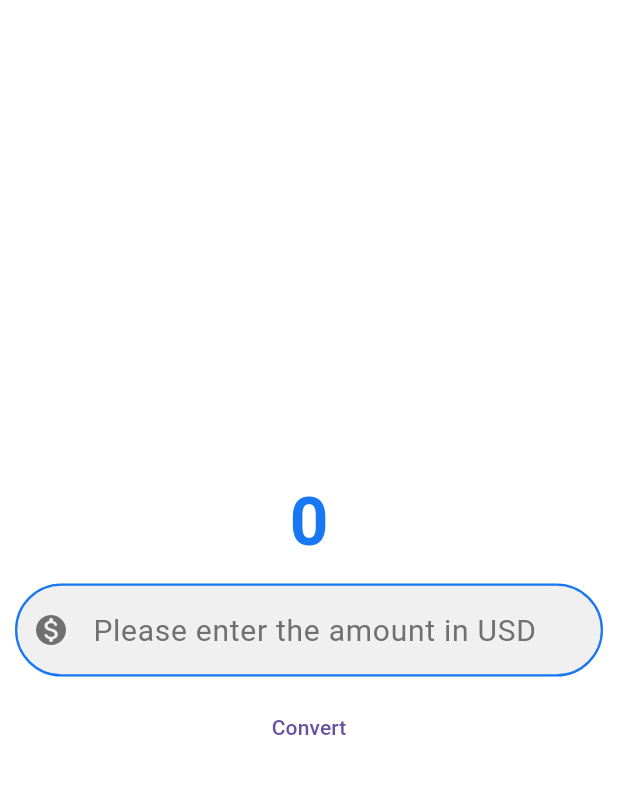
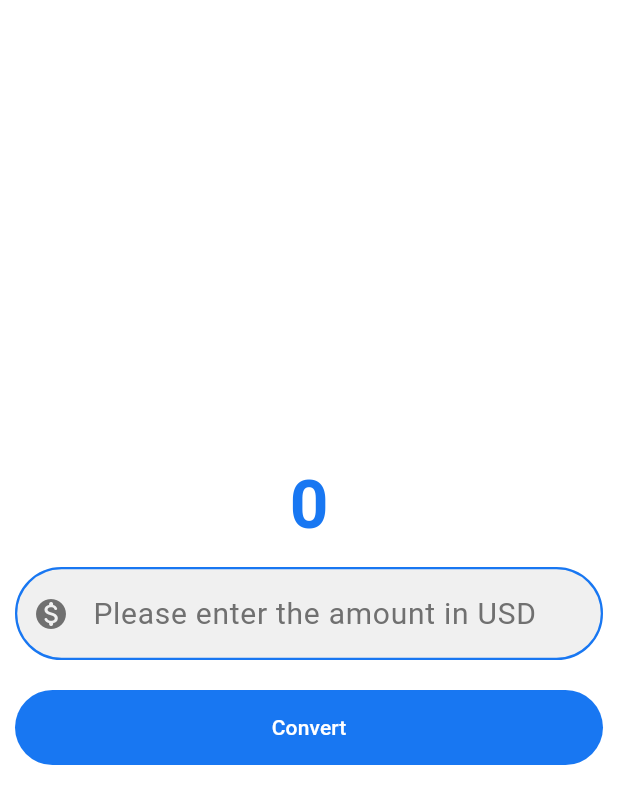
Before and after one commit to nostoc/currency-converter, a Flutter app: the screen it shows after launch, on a phone screen of 412 x 824 dp. Shown: the top 804 px of the screen. Run offline on Flutter 3.47's test engine with Material 3 defaults, Android fonts, the phone set to English and light mode, and no system bars.

Commit message:
style the button

```diff
--- a/lib/currency_converter_material_page.dart
+++ b/lib/currency_converter_material_page.dart
@@ -1,5 +1,6 @@
 import 'package:flutter/foundation.dart';
 import 'package:flutter/material.dart';
+import 'package:flutter/widgets.dart';
 
 class CurrencyConverterMaterialPage extends StatelessWidget {
   const CurrencyConverterMaterialPage({super.key});
@@ -52,17 +53,27 @@ class CurrencyConverterMaterialPage extends StatelessWidget {
                     const TextInputType.numberWithOptions(decimal: true),
               ),
             ),
-            TextButton(
+            Padding(
+              padding: const EdgeInsets.all(10.0),
+              child: TextButton(
                 onPressed: () {
                   if (kDebugMode) {
                     print("Convert button pressed");
                   }
                 },
                 style: const ButtonStyle(
-
-
+                  backgroundColor: WidgetStatePropertyAll(
+                    Color.fromRGBO(24, 119, 242, 1),
+                  ),
+                  foregroundColor: WidgetStatePropertyAll(
+                    Color.fromRGBO(255, 255, 255, 1),
+                  ),
+                  minimumSize: WidgetStatePropertyAll(
+                    Size(double.infinity, 50),
+                  ),
                 ),
                 child: const Text("Convert"),
+              ),
             ),
           ],
         ),
```
Lines whose indentation alone changed are shown as unchanged.
